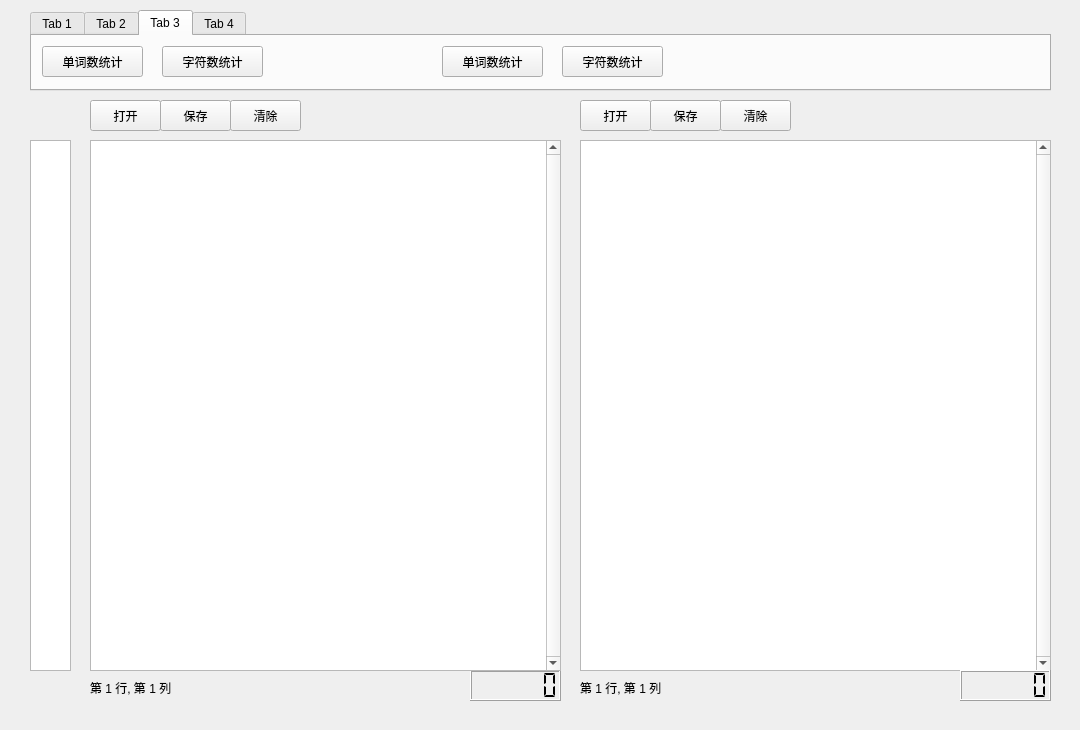
Above: mytestwidget.ui from FibonacciSoup/FibText before the change. Below: the same form after it.
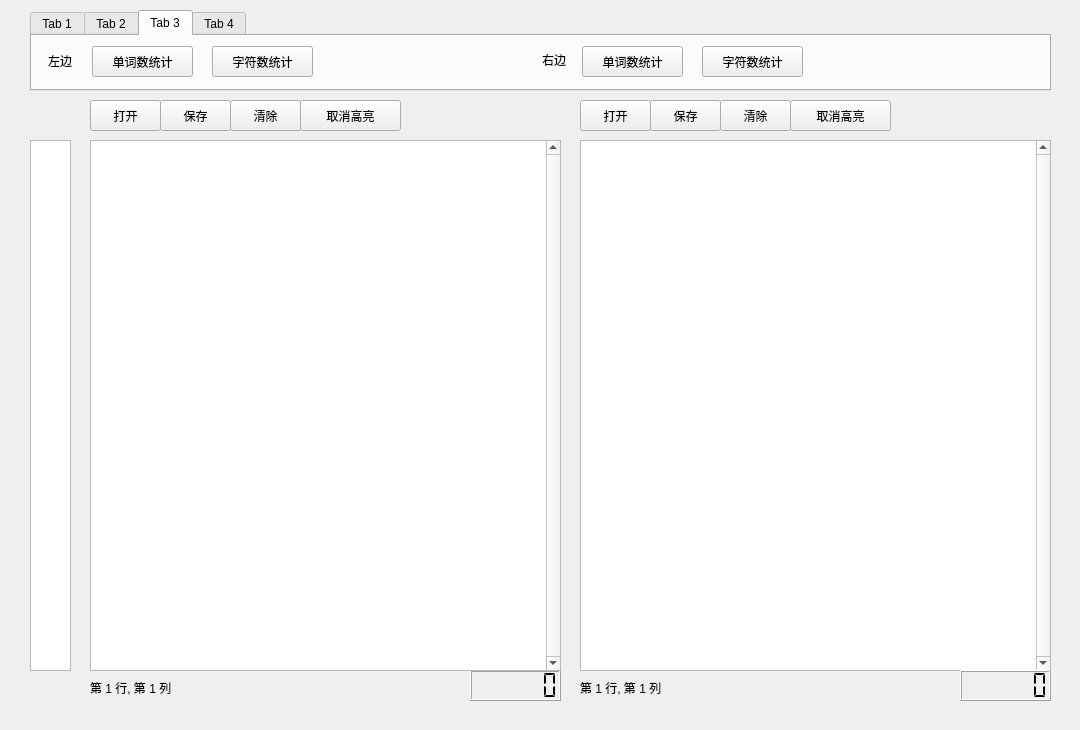
That is the form after the change. The open tabs and pages were chosen to show the change. Icons and pictures are not drawn.

Commit message: add "no highlight" button

```diff
--- a/mytestwidget.ui
+++ b/mytestwidget.ui
@@ -211,7 +211,7 @@
     <rect>
      <x>90</x>
      <y>680</y>
-     <width>161</width>
+     <width>171</width>
      <height>16</height>
     </rect>
    </property>
@@ -224,7 +224,7 @@
     <rect>
      <x>580</x>
      <y>680</y>
-     <width>161</width>
+     <width>181</width>
      <height>16</height>
     </rect>
    </property>
@@ -342,7 +342,7 @@
     <widget class="QPushButton" name="pushButton_8">
      <property name="geometry">
       <rect>
-       <x>10</x>
+       <x>60</x>
        <y>10</y>
        <width>101</width>
        <height>31</height>
@@ -355,7 +355,7 @@
     <widget class="QPushButton" name="pushButton_10">
      <property name="geometry">
       <rect>
-       <x>130</x>
+       <x>180</x>
        <y>10</y>
        <width>101</width>
        <height>31</height>
@@ -368,7 +368,7 @@
     <widget class="QPushButton" name="pushButton_9">
      <property name="geometry">
       <rect>
-       <x>410</x>
+       <x>550</x>
        <y>10</y>
        <width>101</width>
        <height>31</height>
@@ -381,7 +381,7 @@
     <widget class="QPushButton" name="pushButton_11">
      <property name="geometry">
       <rect>
-       <x>530</x>
+       <x>670</x>
        <y>10</y>
        <width>101</width>
        <height>31</height>
@@ -391,6 +391,32 @@
       <string>字符数统计</string>
      </property>
     </widget>
+    <widget class="QLabel" name="label_3">
+     <property name="geometry">
+      <rect>
+       <x>16</x>
+       <y>17</y>
+       <width>31</width>
+       <height>16</height>
+      </rect>
+     </property>
+     <property name="text">
+      <string>左边</string>
+     </property>
+    </widget>
+    <widget class="QLabel" name="label_4">
+     <property name="geometry">
+      <rect>
+       <x>510</x>
+       <y>16</y>
+       <width>31</width>
+       <height>16</height>
+      </rect>
+     </property>
+     <property name="text">
+      <string>右边</string>
+     </property>
+    </widget>
    </widget>
    <widget class="QWidget" name="tab_4">
     <attribute name="title">
@@ -419,6 +445,43 @@
      <width>41</width>
      <height>531</height>
     </rect>
+   </property>
+   <property name="verticalScrollBarPolicy">
+    <enum>Qt::ScrollBarAlwaysOff</enum>
+   </property>
+  </widget>
+  <widget class="QPushButton" name="pushButton_17">
+   <property name="geometry">
+    <rect>
+     <x>300</x>
+     <y>100</y>
+     <width>101</width>
+     <height>31</height>
+    </rect>
+   </property>
+   <property name="text">
+    <string>取消高亮</string>
+   </property>
+   <property name="icon">
+    <iconset resource="image.qrc">
+     <normaloff>:/letter/A.png</normaloff>:/letter/A.png</iconset>
+   </property>
+  </widget>
+  <widget class="QPushButton" name="pushButton_18">
+   <property name="geometry">
+    <rect>
+     <x>790</x>
+     <y>100</y>
+     <width>101</width>
+     <height>31</height>
+    </rect>
+   </property>
+   <property name="text">
+    <string>取消高亮</string>
+   </property>
+   <property name="icon">
+    <iconset resource="image.qrc">
+     <normaloff>:/letter/A.png</normaloff>:/letter/A.png</iconset>
    </property>
   </widget>
  </widget>
```
Left out of the diff: 21 changed lines with no effect on the pictures. The commit also changes 5 other files.
